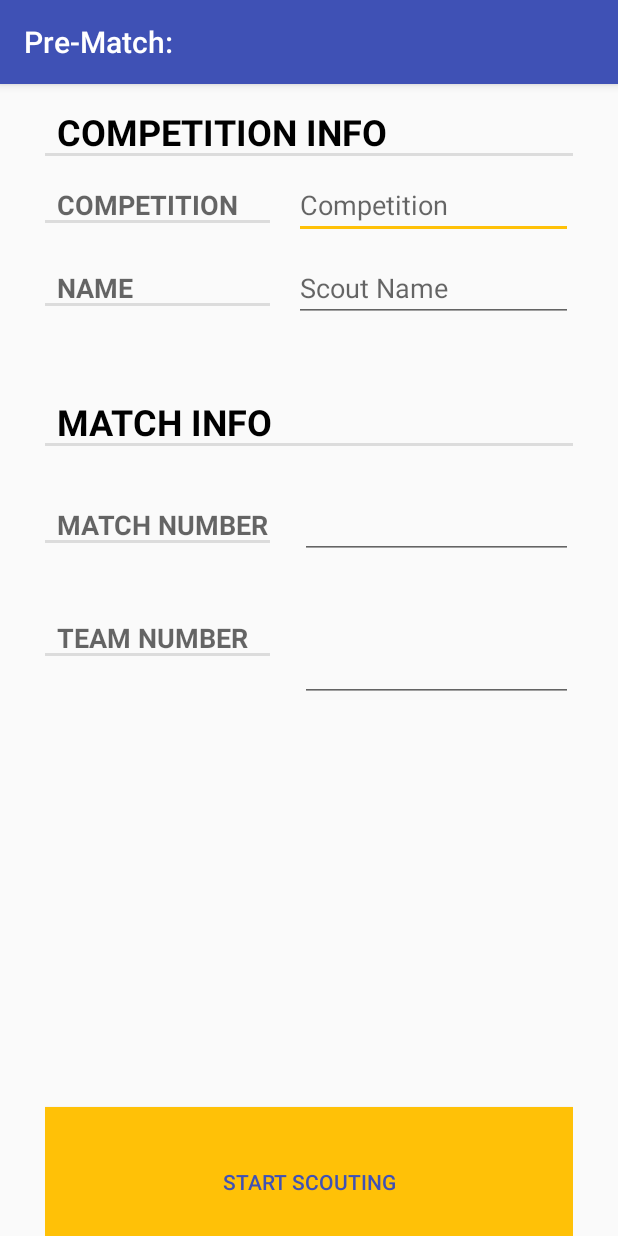
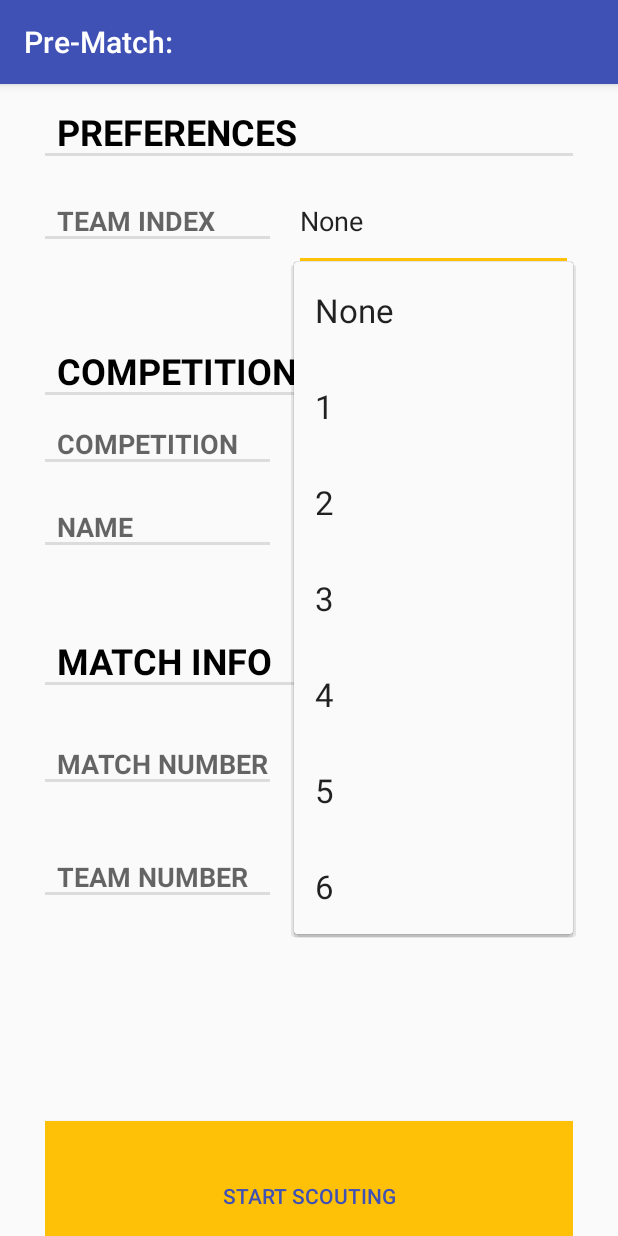
Before and after one commit to usfirst-frc-2135/scouting, an Android app: the PreMatchActivity screen opened directly, with no data from a screen before it, on a phone screen of 412 x 824 dp. Run offline under Robolectric (Android 15) with nearby library versions, the phone set to English and light mode, and no system bars; 4 statements that could not run were skipped.

Commit message:
Add new team index field to Pre-Match dialog; it is used to automatically preload the team number from the drop down list (data from thebluealliance.com). This preference is saved in Scouter.json. Also modified some classes' data members to start with "m_".

```diff
--- a/FRC_Scout/app/src/main/java/com/frc2135/android/frc_scout/CompetitionDataSerializer.java
+++ b/FRC_Scout/app/src/main/java/com/frc2135/android/frc_scout/CompetitionDataSerializer.java
@@ -74,9 +74,7 @@ public class CompetitionDataSerializer {
     public CurrentCompetition loadCurrentComp() throws IOException, JSONException {
         // Going to load existing current_competitionjson file");
         Log.d(TAG, "loadCurrentComp() starting");
-//REMOVE        ArrayList<MatchData> matchHistory = new ArrayList<MatchData>();
         BufferedReader reader = null;
-
         CurrentCompetition currComp = null;
         File file = new File("/data/user/0/com.frc2135.android.frc_scout/files");
         File[] test = file.listFiles();
@@ -109,6 +107,7 @@ public class CompetitionDataSerializer {
                             reader.close();
                         }
                     }
+                    break;
                 }
             }
         }
--- a/FRC_Scout/app/src/main/java/com/frc2135/android/frc_scout/EndgameFragment.java
+++ b/FRC_Scout/app/src/main/java/com/frc2135/android/frc_scout/EndgameFragment.java
@@ -166,5 +166,7 @@ public class EndgameFragment extends Fragment {
         mMatchData.setClimb(getCurrentClimbLevel());
         mMatchData.setDied(mDiedCheckbox.isChecked());
         mMatchData.setExtComments(mEditText.getText());
+        Log.d(TAG,"updateEndgame() calling MatchHistory->saveData()");
+        MatchHistory.get(getActivity()).saveData();
     }
 }
--- a/FRC_Scout/app/src/main/java/com/frc2135/android/frc_scout/MatchHistory.java
+++ b/FRC_Scout/app/src/main/java/com/frc2135/android/frc_scout/MatchHistory.java
@@ -70,8 +70,8 @@ public class MatchHistory {
     public boolean saveData(){
         Log.d(TAG, "MatchHistory::saveData() starting");
         try{
+            Log.d(TAG, "Using MatchHistory serializer to save matches to file");
             mSerializer.saveData(mTotalMatchHistory);
-            Log.d(TAG, "Using MatchHistory serializer to save matches to file");
             return true;
         }
         catch(Exception e){
--- a/FRC_Scout/app/src/main/java/com/frc2135/android/frc_scout/PreMatchActivity.java
+++ b/FRC_Scout/app/src/main/java/com/frc2135/android/frc_scout/PreMatchActivity.java
@@ -25,109 +25,157 @@ import java.io.IOException;
 import java.util.ArrayList;
 
 public class PreMatchActivity extends AppCompatActivity {
-    private AutoCompleteTextView mCompetitionField;
-    private AutoCompleteTextView mScouterNameField;
-    private AutoCompleteTextView mTeamNumberField;
-    private AutoCompleteTextView mMatchNumberField;
-    private Button mStartScoutingButton;
-    private TextView mErrorMessagepm;
+    private AutoCompleteTextView m_teamIndexField;
+    private AutoCompleteTextView m_competitionField;
+    private AutoCompleteTextView m_scoutNameField;
+    private AutoCompleteTextView m_teamNumberField;
+    private AutoCompleteTextView m_matchNumberField;
+    private Button m_startScoutingButton;
+    private TextView m_errMsgPM;
 
-    private MatchData mMatchData;
-    private ActionBar mActionBar;
+    private MatchData m_matchData;
+    private ActionBar m_actionBar;
 
     public static final String TAG = "PreMatchActivity";
     public static final String EXTRA_DATE = "com.frc2135.android.frc_scout.date";
 
-    private static Scouter mScout;
+    private static Scouter m_Scouter;
 
 
     @Override
     public void onCreate(Bundle savedInstanceState){
 
         super.onCreate(savedInstanceState);
-        mScout = Scouter.get(getApplicationContext());
+        m_Scouter = Scouter.get(getApplicationContext());
 
         String matchId = getIntent().getStringExtra("match_ID");
-        mMatchData = MatchHistory.get(getApplicationContext()).getMatch(matchId);
-        final Event finalEvent = new Event(this, mMatchData.getCompetition().trim());
+        m_matchData = MatchHistory.get(getApplicationContext()).getMatch(matchId);
+        final Event finalEvent = new Event(this, m_matchData.getCompetition().trim());
 
-        mActionBar =  getSupportActionBar();
-        mActionBar.setTitle("Pre-Match: ");
+        m_actionBar =  getSupportActionBar();
+        m_actionBar.setTitle("Pre-Match: ");
 
         setContentView(R.layout.prematch_activity);
 
-        mCompetitionField = findViewById(R.id.comp_name);
-        mCompetitionField.setHint("Competition");
-        mCompetitionField.setText(mMatchData.getCompetition());
-        mCompetitionField.addTextChangedListener(new TextWatcher(){
+        m_teamIndexField = findViewById(R.id.team_index_field);
+        m_teamIndexField.setHint("Team Number index to use");
+        if(m_Scouter != null) {
+            String indexStr = m_Scouter.getTeamIndexStr();
+            Log.d(TAG,"From Scouter: teamFieldIndex = "+indexStr);
+            if(m_Scouter.isValidTeamIndexStr(indexStr))
+                m_teamIndexField.setText(m_Scouter.getTeamIndexStr());
+            else m_teamIndexField.setText("None");
+        }
+        else m_teamIndexField.setText("None");
+        m_teamIndexField.addTextChangedListener(new TextWatcher(){
+            public void onTextChanged(CharSequence c, int start, int before, int count){
+ //HOLD           String indexStr = m_teamIndexField.getText().toString().trim();
+ //HOLD           if(!m_Scouter.isValidTeamIndexStr(indexStr))  {
+ //HOLD               m_teamIndexField.setText("None");
+ //HOLD               Log.d(TAG,"teamFieldIndex value "+indexStr+" is not valid, so set to None!");
+ //HOLD           }
+            }
+            public void beforeTextChanged(CharSequence c, int start, int count, int after){
+            }
+            public void afterTextChanged(Editable c){
+               //??? validate entry must be one of expected values ?????? else clear
+                m_errMsgPM.setVisibility(View.INVISIBLE);
+            }
+
+        });
+
+        // Set up the dropdown list for the TeamIndex field.
+        String[] teamIndexList = new String[7];
+        teamIndexList[0]="None";
+        teamIndexList[1]="1";
+        teamIndexList[2]="2";
+        teamIndexList[3]="3";
+        teamIndexList[4]="4";
+        teamIndexList[5]="5";
+        teamIndexList[6]="6";
+        ArrayAdapter<String> teamIndexAdapter = new ArrayAdapter<String> (PreMatchActivity.this, android.R.layout.select_dialog_item,teamIndexList );
+        m_teamIndexField.setAdapter(teamIndexAdapter);
+        m_teamIndexField.setThreshold(0);
+        m_teamIndexField.setOnFocusChangeListener(new View.OnFocusChangeListener(){
+            @Override
+            public void onFocusChange (View v, boolean hasFocus){
+                if(hasFocus){
+                    m_teamIndexField.showDropDown();
+                }
+            }
+        });
+
+        m_competitionField = findViewById(R.id.comp_name);
+        m_competitionField.setHint("Competition");
+        m_competitionField.setText(m_matchData.getCompetition());
+        m_competitionField.addTextChangedListener(new TextWatcher(){
             public void onTextChanged(CharSequence c, int start, int before, int count){
 
             }
             public void beforeTextChanged(CharSequence c, int start, int count, int after){
             }
             public void afterTextChanged(Editable c){
-                mErrorMessagepm.setVisibility(View.INVISIBLE);
+                m_errMsgPM.setVisibility(View.INVISIBLE);
             }
 
         });
 
-        mScouterNameField = findViewById(R.id.scouter_name);
-        mScouterNameField.setHint("Scout Name");
-        if(mMatchData != null && !mMatchData.getName().isEmpty())
-            mScouterNameField.setText(mMatchData.getName());
-        else if(mScout != null) {
-            String mostRecentScoutName = mScout.getMostRecentScoutName();
+        m_scoutNameField = findViewById(R.id.scouter_name);
+        m_scoutNameField.setHint("Scout Name");
+        if(m_matchData != null && !m_matchData.getName().isEmpty())
+            m_scoutNameField.setText(m_matchData.getName());
+        else if(m_Scouter != null) {
+            String mostRecentScoutName = m_Scouter.getMostRecentScoutName();
             if(!mostRecentScoutName.isEmpty()){
-              mScouterNameField.setText(mostRecentScoutName);
+              m_scoutNameField.setText(mostRecentScoutName);
             }
         }
-        mScouterNameField.addTextChangedListener(new TextWatcher(){
+        m_scoutNameField.addTextChangedListener(new TextWatcher(){
             public void onTextChanged(CharSequence c, int start, int before, int count){
             }
             public void beforeTextChanged(CharSequence c, int start, int count, int after){
             }
             public void afterTextChanged(Editable c){
-                mErrorMessagepm.setVisibility(View.INVISIBLE);
+                m_errMsgPM.setVisibility(View.INVISIBLE);
             }
 
         });
 
-        ArrayAdapter<String> adapter2 = new ArrayAdapter<String>
-                (PreMatchActivity.this, android.R.layout.select_dialog_item, Scouter.get(getApplicationContext()).getPastScouts());
-        mScouterNameField.setAdapter(adapter2);
-        mScouterNameField.setThreshold(0);
-        mScouterNameField.setOnFocusChangeListener(new View.OnFocusChangeListener(){
+        ArrayAdapter<String> adapter2 = new ArrayAdapter<String> (PreMatchActivity.this, android.R.layout.select_dialog_item, Scouter.get(getApplicationContext()).getPastScouts());
+        m_scoutNameField.setAdapter(adapter2);
+        m_scoutNameField.setThreshold(0);
+        m_scoutNameField.setOnFocusChangeListener(new View.OnFocusChangeListener(){
             @Override
             public void onFocusChange (View v, boolean hasFocus){
                 if(hasFocus){
-                    mScouterNameField.showDropDown();
+                    m_scoutNameField.showDropDown();
                 }
             }
         });
 
-        mMatchNumberField = (AutoCompleteTextView)findViewById(R.id.match_number_field);
-        if(!mMatchData.getMatchNumber().isEmpty())
-            mMatchNumberField.setText(mMatchData.getMatchNumber());
-        else if(mScout != null && !mScout.getMostRecentMatchNumber().isEmpty())
-            mMatchNumberField.setText(mScout.getNextExpectedMatchNumber());
+        m_matchNumberField = (AutoCompleteTextView)findViewById(R.id.match_number_field);
+        if(!m_matchData.getMatchNumber().isEmpty())
+            m_matchNumberField.setText(m_matchData.getMatchNumber());
+        else if(m_Scouter != null && !m_Scouter.getMostRecentMatchNumber().isEmpty())
+            m_matchNumberField.setText(m_Scouter.getNextExpectedMatchNumber());
 
-        mMatchNumberField.setOnItemSelectedListener(new AdapterView.OnItemSelectedListener() {
+        m_matchNumberField.setOnItemSelectedListener(new AdapterView.OnItemSelectedListener() {
             @Override
             public void onItemSelected(AdapterView<?> parent, View view, int position, long id) {
                 if(parent != null && parent.getItemAtPosition(position) != null)
-                    mMatchData.setMatchNumber(parent.getItemAtPosition(position).toString());
+                    m_matchData.setMatchNumber(parent.getItemAtPosition(position).toString());
             }
 
             @Override
             public void onNothingSelected(AdapterView<?> parent) {
-                mMatchNumberField.setSelection(0);
+                m_matchNumberField.setSelection(0);
             }
         });
 
         ArrayAdapter<String> adapter4 = null;
-        if(finalEvent != null && finalEvent.isEventDataLoaded() && mMatchData != null && mMatchData.getCompetition() != "compX" && !mMatchData.getCompetition().isEmpty() ){
+        if(finalEvent != null && finalEvent.isEventDataLoaded() && m_matchData != null && m_matchData.getCompetition() != "compX" && !m_matchData.getCompetition().isEmpty() ){
                 try {
-                    String[] matchArray = finalEvent.getEventMatches(mMatchData.getCompetition());
+                    String[] matchArray = finalEvent.getEventMatches(m_matchData.getCompetition());
                     if(matchArray != null && matchArray.length > 0)
                         adapter4 = new ArrayAdapter<String>(PreMatchActivity.this, android.R.layout.select_dialog_item, matchArray);
                 } catch (JSONException | IOException jsonException) {
@@ -139,55 +187,66 @@ public class PreMatchActivity extends AppCompatActivity {
                 }
 
         }
-        mMatchNumberField.setAdapter(adapter4);
-        mMatchNumberField.setOnFocusChangeListener(new View.OnFocusChangeListener(){
+        m_matchNumberField.setAdapter(adapter4);
+        m_matchNumberField.setOnFocusChangeListener(new View.OnFocusChangeListener(){
             @Override
             public void onFocusChange (View v, boolean hasFocus){
                 if(hasFocus){
-                    mMatchNumberField.showDropDown();
+                    m_matchNumberField.showDropDown();
                 }
             }
         });
 
-        mTeamNumberField = findViewById(R.id.team_number_field);
-        mTeamNumberField.setText(mMatchData.getTeamNumber()+"");
-        mTeamNumberField.setOnItemSelectedListener(new AdapterView.OnItemSelectedListener() {
+        m_teamNumberField = findViewById(R.id.team_number_field);
+        m_teamNumberField.setText(m_matchData.getTeamNumber());
+
+        // If there is a match number and a team index, load that team number from event teams list.
+        String matchNumStr = m_matchNumberField.getText().toString().trim();
+        String teamIndexStr = m_teamIndexField.getText().toString().trim();
+
+        if(!matchNumStr.isEmpty() && !teamIndexStr.isEmpty() && m_Scouter.isValidTeamIndexNum(teamIndexStr)  && finalEvent != null && finalEvent.isEventDataLoaded()) {
+            try {
+                String[] teams = finalEvent.getTeams(m_matchNumberField.getText().toString().trim());
+                int teamIndx = Integer.parseInt(teamIndexStr);
+                String teamNumStr = teams[teamIndx];
+                Log.d(TAG,"Preloading team number using index "+teamIndexStr+": "+teamNumStr);
+                m_teamNumberField.setText(teamNumStr);
+            } catch (JSONException jsonException) {
+                Log.e(TAG, "For preload: couldn't get teams from finalEvent");
+                jsonException.printStackTrace();
+            }
+        }
+
+        m_teamNumberField.setOnItemSelectedListener(new AdapterView.OnItemSelectedListener() {
             @Override
             public void onItemSelected(AdapterView<?> parent, View view, int position, long id) {
-                mErrorMessagepm.setVisibility(View.INVISIBLE);
+                m_errMsgPM.setVisibility(View.INVISIBLE);
                 if (parent != null && parent.getItemAtPosition(position) != null) {
-                    mMatchData.setTeamNumber(parent.getItemAtPosition(position).toString());
+                    m_matchData.setTeamNumber(parent.getItemAtPosition(position).toString());
                     // TODO - can we remove keyboard here???
                 }
             }
             @Override
             public void onNothingSelected(AdapterView<?> parent) {
-                mErrorMessagepm.setVisibility(View.INVISIBLE);
-                mTeamNumberField.setSelection(0);
+                m_errMsgPM.setVisibility(View.INVISIBLE);
+                m_teamNumberField.setSelection(0);
             }
         });
 
-
-        mTeamNumberField.setOnFocusChangeListener(new View.OnFocusChangeListener(){
+        m_teamNumberField.setOnFocusChangeListener(new View.OnFocusChangeListener(){
             @Override
             public void onFocusChange (View v, boolean hasFocus){
                 if(hasFocus){
-                    Log.d(TAG, "mTeamNumberField clicked");
-                    String matchNumStr = mMatchNumberField.getText().toString().trim();
+                    Log.d(TAG, "m_teamNumberField clicked");
+                    String matchNumStr = m_matchNumberField.getText().toString().trim();
                     if(!matchNumStr.isEmpty() && finalEvent != null && finalEvent.isEventDataLoaded()) {
                         boolean bTeamsLoadedSuccessfully = false;
                         try {
-                            ArrayAdapter<String> adapter3 = null;
-                            String[] teams = finalEvent.getTeams(mMatchNumberField.getText().toString().trim());
+                            String[] teams = finalEvent.getTeams(m_matchNumberField.getText().toString().trim());
                             if(teams[0] != "")
                                 bTeamsLoadedSuccessfully = true;
-//REMOVE                            if(teams == null){
-//REMOVE                                teams = new String[1];
-//REMOVE                                teams[0] = "Error loading teams";
-//REMOVE                                Log.e(TAG, "finalEvent.getTeams failed");
-//REMOVE                            }
-                            adapter3 = new ArrayAdapter<String> (PreMatchActivity.this, android.R.layout.select_dialog_item, teams);
-                            mTeamNumberField.setAdapter(adapter3);
+                            ArrayAdapter<String> adapter3 = new ArrayAdapter<String> (PreMatchActivity.this, android.R.layout.select_dialog_item, teams);
+                            m_teamNumberField.setAdapter(adapter3);
                         } catch (JSONException jsonException) {
                             Log.e(TAG, "finding teams failed");
                             jsonException.printStackTrace();
@@ -196,44 +255,43 @@ public class PreMatchActivity extends AppCompatActivity {
                         }
                         if(bTeamsLoadedSuccessfully)
                         {
-                            mTeamNumberField.setDropDownHeight(620);
-                            mTeamNumberField.showDropDown();
+                            m_teamNumberField.setDropDownHeight(620);
+                            m_teamNumberField.showDropDown();
                         }
                     }
                 }
             }
         });
 
-        mStartScoutingButton = findViewById(R.id.start_scouting_button);
-        mStartScoutingButton.setOnClickListener(new View.OnClickListener() {
+        m_startScoutingButton = findViewById(R.id.start_scouting_button);
+        m_startScoutingButton.setOnClickListener(new View.OnClickListener() {
             @Override
             public void onClick(View view) {
 
                 if(checkValidData()){
                     updatePreMatchData();
                     Intent intent1 = new Intent(PreMatchActivity.this, ScoutingActivity.class);
-                    intent1.putExtra("match_ID", mMatchData.getMatchID());
+                    intent1.putExtra("match_ID", m_matchData.getMatchID());
                     startActivityForResult(intent1, 0);
                 }
             }
         });
 
-        mErrorMessagepm = findViewById(R.id.error_message_pm);
-        mErrorMessagepm.setVisibility(View.INVISIBLE);
-        mErrorMessagepm.setTextColor(Color.RED);
+        m_errMsgPM = findViewById(R.id.error_message_pm);
+        m_errMsgPM.setVisibility(View.INVISIBLE);
+        m_errMsgPM.setTextColor(Color.RED);
     }
 
     public void updatePreMatchData(){
-        mScout = Scouter.get(getApplicationContext());
-        mScout.addPastScouter(mScouterNameField.getText().toString());
-        mScout.setMostRecentScoutName(mScouterNameField.getText().toString());
-        mScout.setMostRecentMatchNumber(mMatchNumberField.getText().toString());
-//REMOVE        Log.d(TAG,"updatePreMatchData() calling Scouter::saveData()");
-//REMOVE        mScout.saveData(getApplicationContext());
-        mMatchData.setName(mScouterNameField.getText().toString());
-        mMatchData.setCompetition(mCompetitionField.getText().toString());
-        mMatchData.setMatchNumber(mMatchNumberField.getText().toString().trim());
-        mMatchData.setTeamNumber(mTeamNumberField.getText().toString());
+        m_Scouter = Scouter.get(getApplicationContext());
+        m_Scouter.addPastScouter(m_scoutNameField.getText().toString());
+        m_Scouter.setMostRecentScoutName(m_scoutNameField.getText().toString());
+        m_Scouter.setMostRecentMatchNumber(m_matchNumberField.getText().toString());
+        m_matchData.setName(m_scoutNameField.getText().toString());
+        m_matchData.setCompetition(m_competitionField.getText().toString());
+        m_matchData.setMatchNumber(m_matchNumberField.getText().toString().trim());
+        m_matchData.setTeamNumber(m_teamNumberField.getText().toString());
+        m_Scouter.setTeamIndexStr(m_teamIndexField.getText().toString());
     }
 
     @Override
@@ -245,13 +303,18 @@ public class PreMatchActivity extends AppCompatActivity {
     }
 
     private boolean checkValidData(){
-        mErrorMessagepm.setVisibility(View.INVISIBLE);
-        if(mCompetitionField.getText().toString().trim().equals("")||mScouterNameField.getText().toString().trim().equals("")|| mTeamNumberField.getText().toString().trim().equals("")||mMatchNumberField.getText().equals("")){
+        m_errMsgPM.setVisibility(View.INVISIBLE);
+
+        // Validate team index
+        if(!m_Scouter.isValidTeamIndexStr(m_teamIndexField.getText().toString().trim()))
+            m_errMsgPM.setVisibility(View.VISIBLE); ////???? use a different error msg- yes???
+
+        if(m_competitionField.getText().toString().trim().equals("")||m_scoutNameField.getText().toString().trim().equals("")|| m_teamNumberField.getText().toString().trim().equals("")||m_matchNumberField.getText().equals("")){
             Log.d(TAG,"+++>> checkValidData(): ERROR");
-            mErrorMessagepm.setVisibility(View.VISIBLE);
+            m_errMsgPM.setVisibility(View.VISIBLE);
             return false;
         }
-        mErrorMessagepm.setVisibility(View.INVISIBLE);
+        m_errMsgPM.setVisibility(View.INVISIBLE);
         return true;
     }
 
--- a/FRC_Scout/app/src/main/java/com/frc2135/android/frc_scout/ScoutingActivity.java
+++ b/FRC_Scout/app/src/main/java/com/frc2135/android/frc_scout/ScoutingActivity.java
@@ -17,11 +17,8 @@ import com.google.android.material.bottomnavigation.BottomNavigationView;
 
 
 public class ScoutingActivity extends AppCompatActivity {
-    private static final String TAG = "ScoutingActivity";// This is the tag that will be used for all Log statements generated from this activity
-
-
+    private static final String TAG = "ScoutingActivity";
     private MatchData mMatchData;
-
 
 
     @Override
--- a/FRC_Scout/app/src/main/java/com/frc2135/android/frc_scout/TeleopFragment.java
+++ b/FRC_Scout/app/src/main/java/com/frc2135/android/frc_scout/TeleopFragment.java
@@ -119,7 +119,6 @@ public class TeleopFragment extends Fragment {
     public void updateTeleopData(){
         mMatchData.setTeleopLowPoints(Integer.parseInt(mLowPoints.getText().toString()));
         mMatchData.setTeleopHighPoints(Integer.parseInt(mHighPoints.getText().toString()));
-        MatchHistory.get(getActivity()).saveData();
     }
 
     public String formattedDate(Date d){
--- a/FRC_Scout/app/src/main/res/layout/prematch_activity.xml
+++ b/FRC_Scout/app/src/main/res/layout/prematch_activity.xml
@@ -16,10 +16,45 @@
         app:layout_constraintTop_toTopOf="parent">
 
         <TextView
+            android:id="@+id/preferences_title_comp"
+            style="?android:listSeparatorTextViewStyle"
+            android:layout_width="match_parent"
+            android:layout_height="wrap_content"
+            android:text="Preferences"
+            android:textColor="#000000"
+            android:textSize="24dp" />
+
+        <LinearLayout
+            android:layout_width="match_parent"
+            android:layout_height="wrap_content"
+            android:orientation="horizontal">
+
+            <TextView
+                android:id="@+id/team_index_title"
+                style="?android:listSeparatorTextViewStyle"
+                android:layout_width="150dp"
+                android:layout_height="wrap_content"
+                android:text="Team Index"
+                android:textSize="18dp"
+                android:paddingTop="20dp"/>
+
+            <AutoCompleteTextView
+                android:id="@+id/team_index_field"
+                android:layout_width="match_parent"
+                android:layout_height="wrap_content"
+                android:ems="10"
+                android:paddingTop="20dp"
+                android:layout_marginLeft="16dp">
+            </AutoCompleteTextView>
+
+        </LinearLayout>
+
+        <TextView
             android:id="@+id/prematch_title_comp"
             style="?android:listSeparatorTextViewStyle"
             android:layout_width="match_parent"
             android:layout_height="wrap_content"
+            android:paddingTop="50dp"
             android:text="Competition Info"
             android:textColor="#000000"
             android:textSize="24dp" />
@@ -150,7 +185,7 @@
             android:layout_width="match_parent"
             android:layout_height="100dp"
             android:background="#FFC107"
-            android:layout_marginTop="250dp"
+            android:layout_marginTop="100dp"
             android:text="Start Scouting"
             android:textColor="#3F51B5">
 
```
Also changed, not shown: FRC_Scout/app/src/main/java/com/frc2135/android/frc_scout/Event.java (+3 -4 lines), FRC_Scout/app/src/main/java/com/frc2135/android/frc_scout/MatchDataSerializer.java (+5 -6 lines), FRC_Scout/app/src/main/java/com/frc2135/android/frc_scout/Scouter.java (+67 -46 lines).
